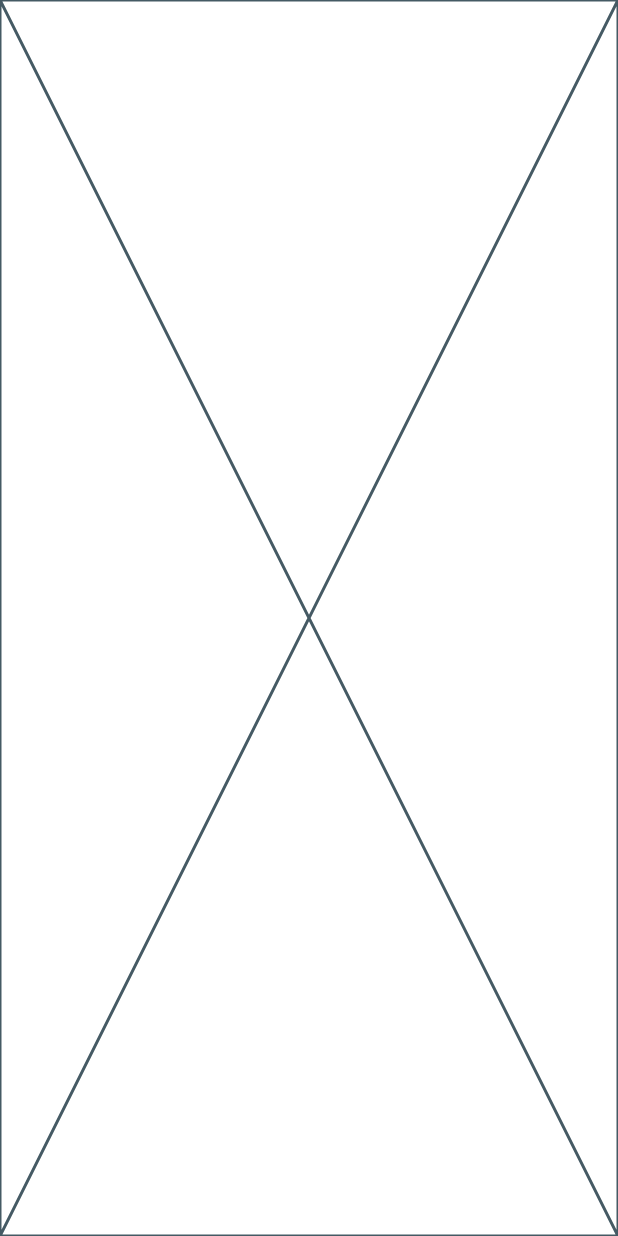
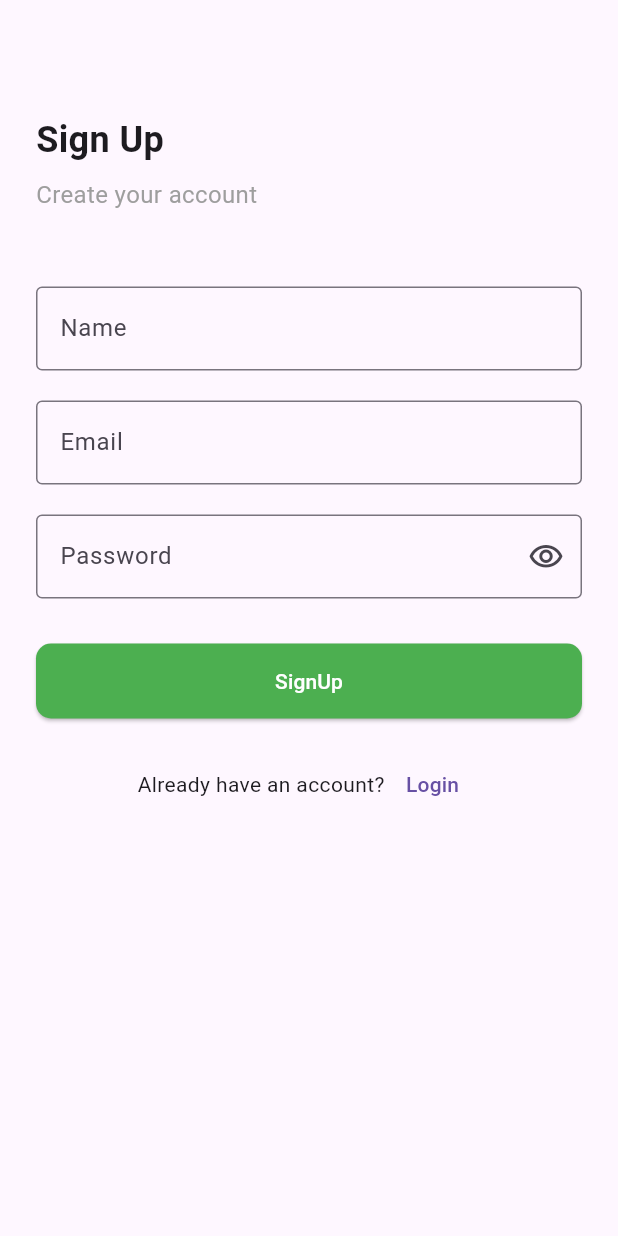
Before and after one commit to Md-LatifurRatul/notes-flutter, a Flutter app: the screen it shows after launch, after a tap on "Login", after a tap on "Sign up", on a phone screen of 412 x 824 dp. Run offline on Flutter 3.47's test engine with Material 3 defaults, Android fonts, the phone set to English and light mode, and no system bars; our stand-ins replace get, go_router.

Commit message:
feat: add sign-up screen

```diff
--- a/lib/presentation/pages/authentication/sign_up_screen.dart
+++ b/lib/presentation/pages/authentication/sign_up_screen.dart
@@ -1,10 +1,139 @@
 import 'package:flutter/material.dart';
+import 'package:get/get.dart';
+import 'package:go_router/go_router.dart';
+import 'package:notes_flutter/controllers/obsecure_text_controller.dart';
+import 'package:notes_flutter/widgets/auth_bottom_section.dart';
+import 'package:notes_flutter/widgets/custom_auth_button.dart';
 
-class SignUpScreen extends StatelessWidget {
+class SignUpScreen extends StatefulWidget {
   const SignUpScreen({super.key});
 
   @override
+  State<SignUpScreen> createState() => _SignUpScreenState();
+}
+
+class _SignUpScreenState extends State<SignUpScreen> {
+  final GlobalKey<FormState> _formKey = GlobalKey<FormState>();
+
+  final TextEditingController _nameController = TextEditingController();
+  final TextEditingController _emailController = TextEditingController();
+  final TextEditingController _passwordController = TextEditingController();
+  final ObsecureTextController obsecuredController =
+      Get.find<ObsecureTextController>();
+  @override
   Widget build(BuildContext context) {
-    return const Placeholder();
+    return Scaffold(
+      body: SafeArea(
+        child: SingleChildScrollView(
+          padding: const EdgeInsets.symmetric(horizontal: 24, vertical: 36),
+          child: Form(
+            key: _formKey,
+            child: Column(
+              crossAxisAlignment: CrossAxisAlignment.start,
+              children: [
+                const SizedBox(height: 40),
+                const Text(
+                  "Sign Up",
+                  style: TextStyle(fontSize: 24, fontWeight: FontWeight.bold),
+                ),
+                const SizedBox(height: 8),
+                const Text(
+                  "Create your account",
+                  style: TextStyle(fontSize: 16, color: Colors.grey),
+                ),
+                const SizedBox(height: 50),
+
+                _buildNameTextField(),
+                const SizedBox(height: 20),
+
+                _buildEmailTextField(),
+                const SizedBox(height: 20),
+
+                _buildPasswordTextField(),
+                const SizedBox(height: 30),
+
+                CustomAuthButton(
+                  buttonName: "SignUp",
+                  onPressed: () {
+                    if (_formKey.currentState!.validate()) {}
+                  },
+                ),
+
+                const SizedBox(height: 20),
+
+                AuthBottomSection(
+                  labelText: "Already have an account?",
+                  authText: "Login",
+                  onPressed: () {
+                    context.push("/login");
+                  },
+                ),
+              ],
+            ),
+          ),
+        ),
+      ),
+    );
+  }
+
+  Widget _buildPasswordTextField() {
+    return Obx(
+      () => TextFormField(
+        controller: _passwordController,
+        obscureText: obsecuredController.isObsecured.value,
+
+        decoration: InputDecoration(
+          suffixIcon: IconButton(
+            onPressed: () {
+              obsecuredController.toogleObsecure();
+            },
+            icon: obsecuredController.icon,
+          ),
+          labelText: "Password",
+          border: OutlineInputBorder(),
+        ),
+        validator:
+            (value) =>
+                value == null || value.length < 6
+                    ? "Enter at least 6 characters"
+                    : null,
+      ),
+    );
+  }
+
+  Widget _buildEmailTextField() {
+    return TextFormField(
+      controller: _emailController,
+      decoration: const InputDecoration(
+        hintText: "Enter your email",
+        hintStyle: TextStyle(color: Colors.grey),
+        labelText: "Email",
+        border: OutlineInputBorder(),
+      ),
+      validator:
+          (value) => value == null || value.isEmpty ? "Enter email" : null,
+    );
+  }
+
+  Widget _buildNameTextField() {
+    return TextFormField(
+      controller: _nameController,
+      decoration: const InputDecoration(
+        hintText: "Enter your name",
+        hintStyle: TextStyle(color: Colors.grey),
+        labelText: "Name",
+        border: OutlineInputBorder(),
+      ),
+      validator:
+          (value) => value == null || value.isEmpty ? "Enter name" : null,
+    );
+  }
+
+  @override
+  void dispose() {
+    _nameController.dispose();
+    _emailController.dispose();
+    _passwordController.dispose();
+    super.dispose();
   }
 }
```
